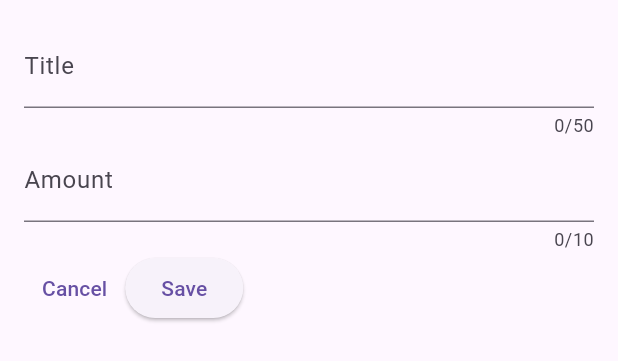
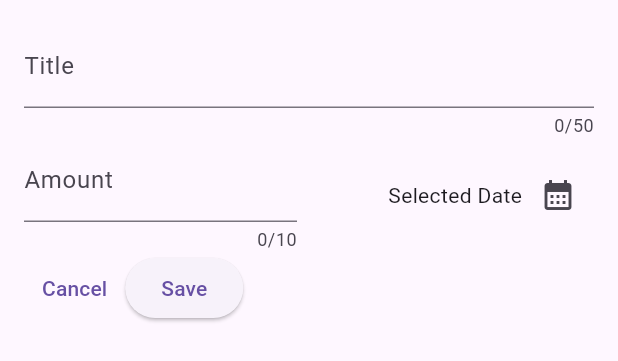
Before and after one commit to VarunBanka/expense-tracker, a Flutter app: the NewExpense widget shown alone on an empty page, opened directly, on a phone screen of 412 x 824 dp. Shown: the top 361 px of the screen. Run offline on Flutter 3.47's test engine with Material 2 defaults, Android fonts, the phone set to English and light mode, and no system bars.

Commit message:
Made close btn working & date picker

```diff
--- a/lib/widgets/new_exp.dart
+++ b/lib/widgets/new_exp.dart
@@ -12,6 +12,16 @@ class NewExpense extends StatefulWidget {
 class _NewExpense extends State<NewExpense> {
   final _titleCrontroller = TextEditingController();
   final _amountCrontroller = TextEditingController();
+
+  void _presentDatePicker() {
+    final now = DateTime.now();
+    final firstDate = DateTime(now.year - 1, now.month, now.day);
+    showDatePicker(
+        context: context,
+        initialDate: now,
+        firstDate: firstDate,
+        lastDate: now);
+  }
 
   @override
   void dispose() {
@@ -32,17 +42,41 @@ class _NewExpense extends State<NewExpense> {
             keyboardType: TextInputType.text,
             decoration: const InputDecoration(label: Text("Title")),
           ),
-          TextField(
-            controller: _amountCrontroller,
-            maxLength: 10,
-            keyboardType: TextInputType.number,
-            decoration:
-                const InputDecoration(prefixText: "\$", label: Text("Amount")),
+          Row(
+            children: [
+              Expanded(
+                child: TextField(
+                  controller: _amountCrontroller,
+                  maxLength: 10,
+                  keyboardType: TextInputType.number,
+                  decoration: const InputDecoration(
+                      prefixText: "\$", label: Text("Amount")),
+                ),
+              ),
+              const SizedBox(
+                width: 16,
+              ),
+              Expanded(
+                child: Row(
+                  mainAxisAlignment: MainAxisAlignment.end,
+                  crossAxisAlignment: CrossAxisAlignment.center,
+                  children: [
+                    const Text('Selected Date'),
+                    IconButton(
+                      onPressed: _presentDatePicker,
+                      icon: const Icon(Icons.calendar_month),
+                    ),
+                  ],
+                ),
+              ),
+            ], // children
           ),
           Row(
             children: [
               TextButton(
-                onPressed: () {},
+                onPressed: () {
+                  Navigator.pop(context);
+                },
                 child: const Text("Cancel"),
               ),
               ElevatedButton(
```
